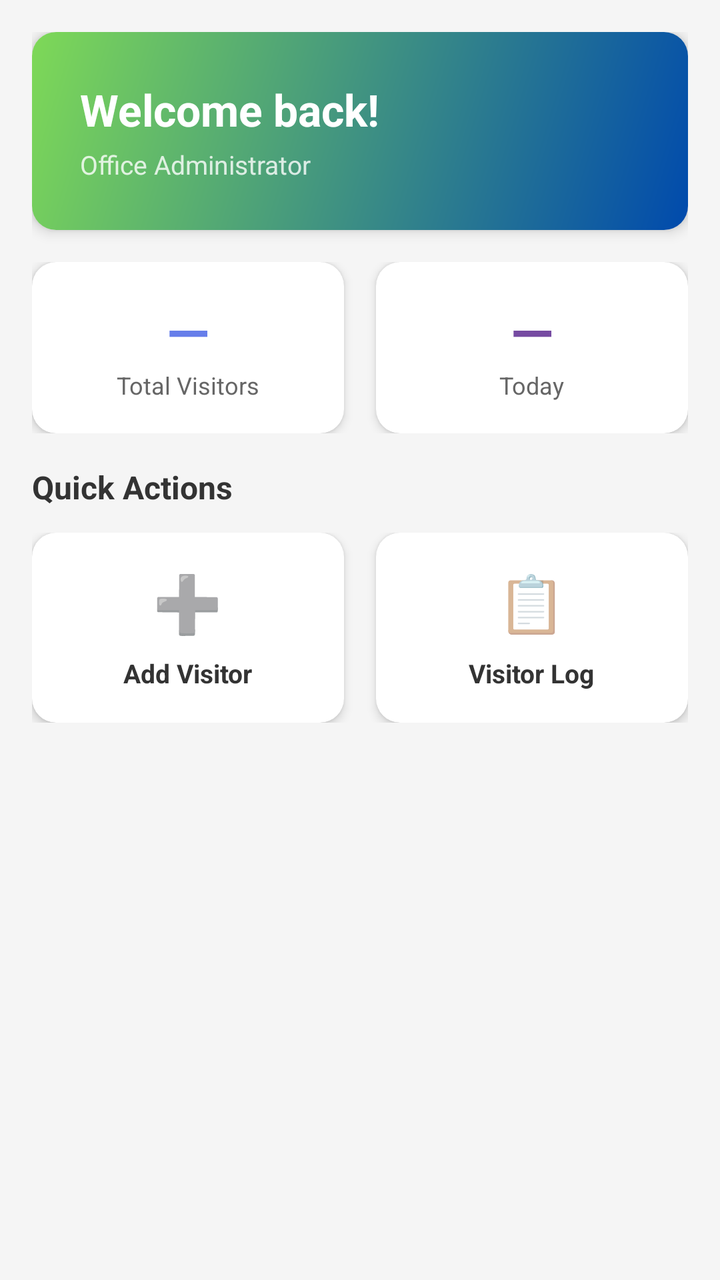
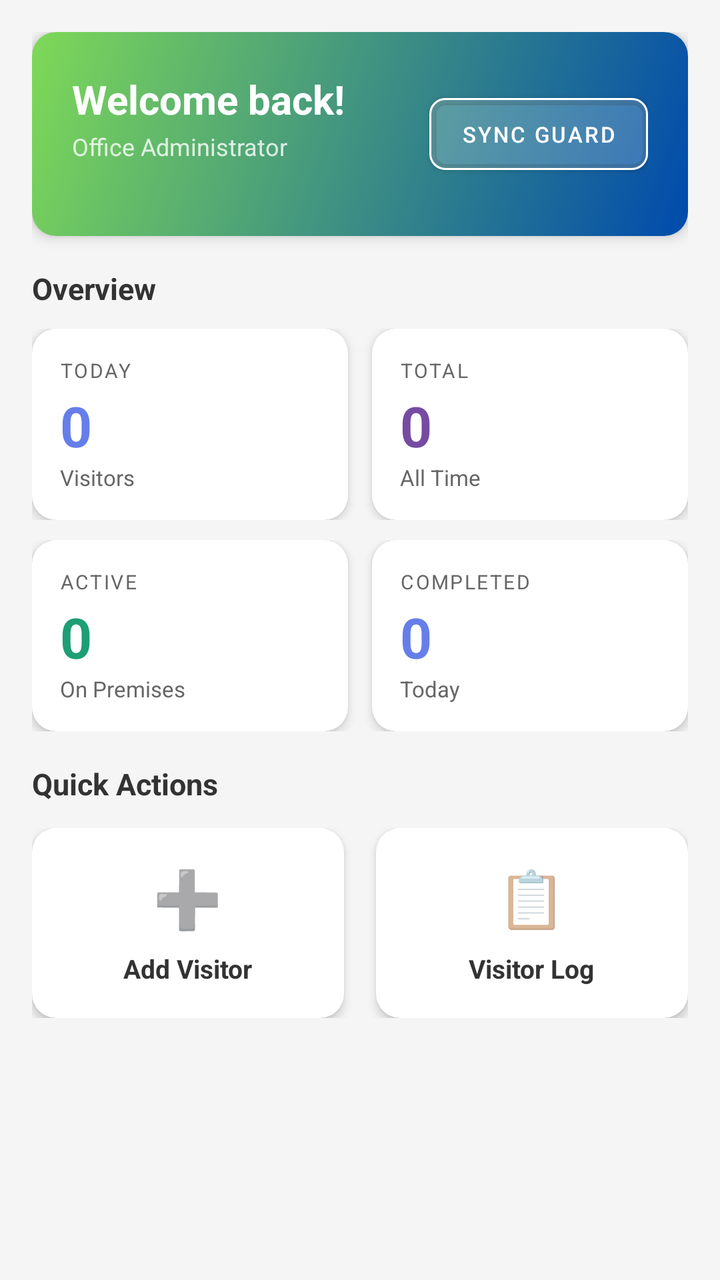

Screens rendered from an Android XML layout before and after an edit, with the pre-edit source and the edit as a unified diff.
<!-- AndroidManifest.xml: application theme Theme.LogPoint -->
<!-- res/layout/fragment_dashboard.xml -->
<?xml version="1.0" encoding="utf-8"?>
<ScrollView xmlns:android="http://schemas.android.com/apk/res/android"
    android:layout_width="match_parent"
    android:layout_height="match_parent"
    android:background="@color/bg_light"
    android:padding="16dp">

    <LinearLayout
        android:layout_width="match_parent"
        android:layout_height="wrap_content"
        android:orientation="vertical">

        
        <androidx.cardview.widget.CardView
            android:layout_width="match_parent"
            android:layout_height="wrap_content"
            android:layout_marginBottom="16dp"
            app:cardCornerRadius="12dp"
            app:cardElevation="4dp"
            xmlns:app="http://schemas.android.com/apk/res-auto">

            <LinearLayout
                android:layout_width="match_parent"
                android:layout_height="wrap_content"
                android:orientation="vertical"
                android:background="@drawable/gradient_button"
                android:padding="24dp">

                <TextView
                    android:id="@+id/tvWelcomeName"
                    android:layout_width="wrap_content"
                    android:layout_height="wrap_content"
                    android:text="Welcome back!"
                    android:textColor="@color/white"
                    android:textSize="22sp"
                    android:textStyle="bold" />

                <TextView
                    android:id="@+id/tvWelcomeRole"
                    android:layout_width="wrap_content"
                    android:layout_height="wrap_content"
                    android:text="Office Administrator"
                    android:textColor="#CCffffff"
                    android:textSize="13sp"
                    android:layout_marginTop="4dp" />

            </LinearLayout>
        </androidx.cardview.widget.CardView>

        
        <LinearLayout
            android:layout_width="match_parent"
            android:layout_height="wrap_content"
            android:orientation="horizontal"
            android:layout_marginBottom="16dp">

            
            <androidx.cardview.widget.CardView
                android:layout_width="0dp"
                android:layout_height="wrap_content"
                android:layout_weight="1"
                android:layout_marginEnd="8dp"
                app:cardCornerRadius="12dp"
                app:cardElevation="3dp"
                xmlns:app="http://schemas.android.com/apk/res-auto">
                <LinearLayout
                    android:layout_width="match_parent"
                    android:layout_height="wrap_content"
                    android:orientation="vertical"
                    android:padding="16dp"
                    android:gravity="center">
                    <TextView
                        android:id="@+id/tvTotalVisitors"
                        android:layout_width="wrap_content"
                        android:layout_height="wrap_content"
                        android:text="—"
                        android:textSize="28sp"
                        android:textStyle="bold"
                        android:textColor="@color/primary_dark" />
                    <TextView
                        android:layout_width="wrap_content"
                        android:layout_height="wrap_content"
                        android:text="Total Visitors"
                        android:textSize="12sp"
                        android:textColor="@color/text_light" />
                </LinearLayout>
            </androidx.cardview.widget.CardView>

            
            <androidx.cardview.widget.CardView
                android:layout_width="0dp"
                android:layout_height="wrap_content"
                android:layout_weight="1"
                android:layout_marginStart="8dp"
                app:cardCornerRadius="12dp"
                app:cardElevation="3dp"
                xmlns:app="http://schemas.android.com/apk/res-auto">
                <LinearLayout
                    android:layout_width="match_parent"
                    android:layout_height="wrap_content"
                    android:orientation="vertical"
                    android:padding="16dp"
                    android:gravity="center">
                    <TextView
                        android:id="@+id/tvTodayVisitors"
                        android:layout_width="wrap_content"
                        android:layout_height="wrap_content"
                        android:text="—"
                        android:textSize="28sp"
                        android:textStyle="bold"
                        android:textColor="@color/primary_light" />
                    <TextView
                        android:layout_width="wrap_content"
                        android:layout_height="wrap_content"
                        android:text="Today"
                        android:textSize="12sp"
                        android:textColor="@color/text_light" />
                </LinearLayout>
            </androidx.cardview.widget.CardView>

        </LinearLayout>

        
        <TextView
            android:layout_width="wrap_content"
            android:layout_height="wrap_content"
            android:text="Quick Actions"
            android:textSize="16sp"
            android:textStyle="bold"
            android:textColor="@color/text_dark"
            android:layout_marginBottom="12dp" />

        <LinearLayout
            android:layout_width="match_parent"
            android:layout_height="wrap_content"
            android:orientation="horizontal">

            <androidx.cardview.widget.CardView
                android:id="@+id/cardAddVisitor"
                android:layout_width="0dp"
                android:layout_height="wrap_content"
                android:layout_weight="1"
                android:layout_marginEnd="8dp"
                android:clickable="true"
                android:focusable="true"
                app:cardCornerRadius="12dp"
                app:cardElevation="3dp"
                xmlns:app="http://schemas.android.com/apk/res-auto">
                <LinearLayout
                    android:layout_width="match_parent"
                    android:layout_height="wrap_content"
                    android:orientation="vertical"
                    android:padding="16dp"
                    android:gravity="center">
                    <TextView android:layout_width="wrap_content" android:layout_height="wrap_content"
                        android:text="➕" android:textSize="28sp" android:layout_marginBottom="8dp" />
                    <TextView android:layout_width="wrap_content" android:layout_height="wrap_content"
                        android:text="Add Visitor" android:textSize="13sp"
                        android:textColor="@color/text_dark" android:textStyle="bold" />
                </LinearLayout>
            </androidx.cardview.widget.CardView>

            <androidx.cardview.widget.CardView
                android:id="@+id/cardVisitorLog"
                android:layout_width="0dp"
                android:layout_height="wrap_content"
                android:layout_weight="1"
                android:layout_marginStart="8dp"
                android:clickable="true"
                android:focusable="true"
                app:cardCornerRadius="12dp"
                app:cardElevation="3dp"
                xmlns:app="http://schemas.android.com/apk/res-auto">
                <LinearLayout
                    android:layout_width="match_parent"
                    android:layout_height="wrap_content"
                    android:orientation="vertical"
                    android:padding="16dp"
                    android:gravity="center">
                    <TextView android:layout_width="wrap_content" android:layout_height="wrap_content"
                        android:text="📋" android:textSize="28sp" android:layout_marginBottom="8dp" />
                    <TextView android:layout_width="wrap_content" android:layout_height="wrap_content"
                        android:text="Visitor Log" android:textSize="13sp"
                        android:textColor="@color/text_dark" android:textStyle="bold" />
                </LinearLayout>
            </androidx.cardview.widget.CardView>

        </LinearLayout>

    </LinearLayout>
</ScrollView>
<!-- resources referenced by this layout -->
<resources>
  <color name="bg_light">#F5F5F5</color>
  <color name="primary_dark">#667EEA</color>
  <color name="primary_light">#764BA2</color>
  <color name="text_dark">#333333</color>
  <color name="text_light">#666666</color>
  <color name="white">#FFFFFF</color>
  <!-- drawable gradient_button (drawable) -->
  <?xml version="1.0" encoding="utf-8"?>
  <shape xmlns:android="http://schemas.android.com/apk/res/android">
      <gradient
          android:angle="135"
          android:startColor="#004aad"
          android:endColor="#7ed957" />
      <corners android:radius="5dp" />
      <padding
          android:left="12dp"
          android:top="12dp"
          android:right="12dp"
          android:bottom="12dp" />
  </shape>
  <style name="Theme.LogPoint" parent="Theme.MaterialComponents.DayNight.NoActionBar">
          
          <item name="colorPrimary">@color/primary_dark</item>
          <item name="colorPrimaryVariant">@color/primary_light</item>
          <item name="colorOnPrimary">@color/white</item>
  
          
          <item name="colorError">@color/error</item>
  
          
          <item name="android:colorBackground">@color/bg_light</item>
      </style>
  <color name="error">#F44336</color>
</resources>

<!-- the commit's change to res/layout/fragment_dashboard.xml (unified diff, before → after) -->
@@ -1,5 +1,6 @@
 <?xml version="1.0" encoding="utf-8"?>
 <ScrollView xmlns:android="http://schemas.android.com/apk/res/android"
+    xmlns:app="http://schemas.android.com/apk/res-auto"
     android:layout_width="match_parent"
     android:layout_height="match_parent"
     android:background="@color/bg_light"
@@ -16,116 +17,361 @@
             android:layout_height="wrap_content"
             android:layout_marginBottom="16dp"
             app:cardCornerRadius="12dp"
-            app:cardElevation="4dp"
-            xmlns:app="http://schemas.android.com/apk/res-auto">
+            app:cardElevation="4dp">
+
+            <RelativeLayout
+                android:layout_width="match_parent"
+                android:layout_height="wrap_content"
+                android:background="@drawable/gradient_button"
+                android:padding="20dp">
+
+                <LinearLayout
+                    android:id="@+id/llWelcomeText"
+                    android:layout_width="wrap_content"
+                    android:layout_height="wrap_content"
+                    android:orientation="vertical"
+                    android:layout_centerVertical="true">
+
+                    <TextView
+                        android:id="@+id/tvWelcomeName"
+                        android:layout_width="wrap_content"
+                        android:layout_height="wrap_content"
+                        android:text="Welcome back!"
+                        android:textColor="@color/white"
+                        android:textSize="20sp"
+                        android:textStyle="bold" />
+
+                    <TextView
+                        android:id="@+id/tvWelcomeRole"
+                        android:layout_width="wrap_content"
+                        android:layout_height="wrap_content"
+                        android:text="Office Administrator"
+                        android:textColor="#CCffffff"
+                        android:textSize="12sp"
+                        android:layout_marginTop="2dp" />
+
+                    <TextView
+                        android:id="@+id/tvWelcomeDate"
+                        android:layout_width="wrap_content"
+                        android:layout_height="wrap_content"
+                        android:text=""
+                        android:textColor="#99ffffff"
+                        android:textSize="11sp"
+                        android:layout_marginTop="2dp" />
+                </LinearLayout>
+
+                <com.google.android.material.button.MaterialButton
+                    android:id="@+id/btnSyncGuard"
+                    android:layout_width="wrap_content"
+                    android:layout_height="wrap_content"
+                    android:text="SYNC GUARD"
+                    android:textSize="11sp"
+                    android:textColor="@color/white"
+                    android:layout_alignParentEnd="true"
+                    android:layout_centerVertical="true"
+                    app:backgroundTint="#33ffffff"
+                    app:strokeColor="@color/white"
+                    app:strokeWidth="1dp"
+                    app:cornerRadius="8dp" />
+
+            </RelativeLayout>
+        </androidx.cardview.widget.CardView>
+
+        
+        <TextView
+            android:layout_width="wrap_content"
+            android:layout_height="wrap_content"
+            android:text="Overview"
+            android:textSize="15sp"
+            android:textStyle="bold"
+            android:textColor="@color/text_dark"
+            android:layout_marginBottom="10dp" />
+
+        
+        <LinearLayout
+            android:layout_width="match_parent"
+            android:layout_height="wrap_content"
+            android:orientation="horizontal"
+            android:layout_marginBottom="10dp">
+
+            <androidx.cardview.widget.CardView
+                android:layout_width="0dp"
+                android:layout_height="wrap_content"
+                android:layout_weight="1"
+                android:layout_marginEnd="6dp"
+                app:cardCornerRadius="12dp"
+                app:cardElevation="3dp">
+                <LinearLayout
+                    android:layout_width="match_parent"
+                    android:layout_height="wrap_content"
+                    android:orientation="vertical"
+                    android:padding="14dp">
+                    <TextView
+                        android:layout_width="wrap_content"
+                        android:layout_height="wrap_content"
+                        android:text="TODAY"
+                        android:textSize="10sp"
+                        android:textColor="@color/text_light"
+                        android:letterSpacing="0.08" />
+                    <TextView
+                        android:id="@+id/tvTodayVisitors"
+                        android:layout_width="wrap_content"
+                        android:layout_height="wrap_content"
+                        android:text="0"
+                        android:textSize="28sp"
+                        android:textStyle="bold"
+                        android:textColor="@color/primary_dark"
+                        android:layout_marginTop="2dp" />
+                    <TextView
+                        android:layout_width="wrap_content"
+                        android:layout_height="wrap_content"
+                        android:text="Visitors"
+                        android:textSize="11sp"
+                        android:textColor="@color/text_light" />
+                </LinearLayout>
+            </androidx.cardview.widget.CardView>
+
+            <androidx.cardview.widget.CardView
+                android:layout_width="0dp"
+                android:layout_height="wrap_content"
+                android:layout_weight="1"
+                android:layout_marginStart="6dp"
+                app:cardCornerRadius="12dp"
+                app:cardElevation="3dp">
+                <LinearLayout
+                    android:layout_width="match_parent"
+                    android:layout_height="wrap_content"
+                    android:orientation="vertical"
+                    android:padding="14dp">
+                    <TextView
+                        android:layout_width="wrap_content"
+                        android:layout_height="wrap_content"
+                        android:text="TOTAL"
+                        android:textSize="10sp"
+                        android:textColor="@color/text_light"
+                        android:letterSpacing="0.08" />
+                    <TextView
+                        android:id="@+id/tvTotalVisitors"
+                        android:layout_width="wrap_content"
+                        android:layout_height="wrap_content"
+                        android:text="0"
+                        android:textSize="28sp"
+                        android:textStyle="bold"
+                        android:textColor="@color/primary_light"
+                        android:layout_marginTop="2dp" />
+                    <TextView
+                        android:layout_width="wrap_content"
+                        android:layout_height="wrap_content"
+                        android:text="All Time"
+                        android:textSize="11sp"
+                        android:textColor="@color/text_light" />
+                </LinearLayout>
+            </androidx.cardview.widget.CardView>
+
+        </LinearLayout>
+
+        
+        <LinearLayout
+            android:layout_width="match_parent"
+            android:layout_height="wrap_content"
+            android:orientation="horizontal"
+            android:layout_marginBottom="16dp">
+
+            <androidx.cardview.widget.CardView
+                android:layout_width="0dp"
+                android:layout_height="wrap_content"
+                android:layout_weight="1"
+                android:layout_marginEnd="6dp"
+                app:cardCornerRadius="12dp"
+                app:cardElevation="3dp">
+                <LinearLayout
+                    android:layout_width="match_parent"
+                    android:layout_height="wrap_content"
+                    android:orientation="vertical"
+                    android:padding="14dp">
+                    <TextView
+                        android:layout_width="wrap_content"
+                        android:layout_height="wrap_content"
+                        android:text="ACTIVE"
+                        android:textSize="10sp"
+                        android:textColor="@color/text_light"
+                        android:letterSpacing="0.08" />
+                    <TextView
+                        android:id="@+id/tvActiveVisitors"
+                        android:layout_width="wrap_content"
+                        android:layout_height="wrap_content"
+                        android:text="0"
+                        android:textSize="28sp"
+                        android:textStyle="bold"
+                        android:textColor="#1D9E75"
+                        android:layout_marginTop="2dp" />
+                    <TextView
+                        android:layout_width="wrap_content"
+                        android:layout_height="wrap_content"
+                        android:text="On Premises"
+                        android:textSize="11sp"
+                        android:textColor="@color/text_light" />
+                </LinearLayout>
+            </androidx.cardview.widget.CardView>
+
+            <androidx.cardview.widget.CardView
+                android:layout_width="0dp"
+                android:layout_height="wrap_content"
+                android:layout_weight="1"
+                android:layout_marginStart="6dp"
+                app:cardCornerRadius="12dp"
+                app:cardElevation="3dp">
+                <LinearLayout
+                    android:layout_width="match_parent"
+                    android:layout_height="wrap_content"
+                    android:orientation="vertical"
+                    android:padding="14dp">
+                    <TextView
+                        android:layout_width="wrap_content"
+                        android:layout_height="wrap_content"
+                        android:text="COMPLETED"
+                        android:textSize="10sp"
+                        android:textColor="@color/text_light"
+                        android:letterSpacing="0.08" />
+                    <TextView
+                        android:id="@+id/tvCompletedToday"
+                        android:layout_width="wrap_content"
+                        android:layout_height="wrap_content"
+                        android:text="0"
+                        android:textSize="28sp"
+                        android:textStyle="bold"
+                        android:textColor="@color/primary_dark"
+                        android:layout_marginTop="2dp" />
+                    <TextView
+                        android:layout_width="wrap_content"
+                        android:layout_height="wrap_content"
+                        android:text="Today"
+                        android:textSize="11sp"
+                        android:textColor="@color/text_light" />
+                </LinearLayout>
+            </androidx.cardview.widget.CardView>
+
+        </LinearLayout>
+
+        
+        <androidx.cardview.widget.CardView
+            android:id="@+id/cardSyncedLogs"
+            android:layout_width="match_parent"
+            android:layout_height="wrap_content"
+            android:layout_marginBottom="16dp"
+            android:visibility="gone"
+            app:cardCornerRadius="12dp"
+            app:cardElevation="3dp">
 
             <LinearLayout
                 android:layout_width="match_parent"
                 android:layout_height="wrap_content"
                 android:orientation="vertical"
-                android:background="@drawable/gradient_button"
-                android:padding="24dp">
-
-                <TextView
-                    android:id="@+id/tvWelcomeName"
-                    android:layout_width="wrap_content"
-                    android:layout_height="wrap_content"
-                    android:text="Welcome back!"
-                    android:textColor="@color/white"
-                    android:textSize="22sp"
-                    android:textStyle="bold" />
-
-                <TextView
-                    android:id="@+id/tvWelcomeRole"
-                    android:layout_width="wrap_content"
-                    android:layout_height="wrap_content"
-                    android:text="Office Administrator"
-                    android:textColor="#CCffffff"
-                    android:textSize="13sp"
-                    android:layout_marginTop="4dp" />
+                android:padding="14dp">
+
+                <LinearLayout
+                    android:layout_width="match_parent"
+                    android:layout_height="wrap_content"
+                    android:orientation="horizontal"
+                    android:gravity="center_vertical"
+                    android:layout_marginBottom="10dp">
+
+                    <TextView
+                        android:id="@+id/tvSyncedLogsTitle"
+                        android:layout_width="0dp"
+                        android:layout_height="wrap_content"
+                        android:layout_weight="1"
+                        android:text="🛡 Synced Guard Logs"
+                        android:textSize="13sp"
+                        android:textStyle="bold"
+                        android:textColor="@color/text_dark" />
+
+                    <TextView
+                        android:id="@+id/tvSyncedLogsCount"
+                        android:layout_width="wrap_content"
+                        android:layout_height="wrap_content"
+                        android:text="0 records"
+                        android:textSize="11sp"
+                        android:textColor="@color/white"
+                        android:background="@drawable/badge_background"
+                        android:paddingStart="8dp"
+                        android:paddingEnd="8dp"
+                        android:paddingTop="3dp"
+                        android:paddingBottom="3dp"
+                        android:layout_marginEnd="8dp" />
+
+                    <TextView
+                        android:id="@+id/tvClearSync"
+                        android:layout_width="wrap_content"
+                        android:layout_height="wrap_content"
+                        android:text="× Clear"
+                        android:textSize="12sp"
+                        android:textColor="@color/text_light"
+                        android:clickable="true"
+                        android:focusable="true" />
+                </LinearLayout>
+
+                
+                <LinearLayout
+                    android:id="@+id/llGuardInfo"
+                    android:layout_width="match_parent"
+                    android:layout_height="wrap_content"
+                    android:orientation="horizontal"
+                    android:gravity="center_vertical"
+                    android:layout_marginBottom="10dp">
+
+                    <TextView
+                        android:id="@+id/tvGuardInitial"
+                        android:layout_width="36dp"
+                        android:layout_height="36dp"
+                        android:gravity="center"
+                        android:text="G"
+                        android:textColor="@color/white"
+                        android:textSize="16sp"
+                        android:textStyle="bold"
+                        android:background="@drawable/avatar_background"
+                        android:layout_marginEnd="10dp" />
+
+                    <LinearLayout
+                        android:layout_width="wrap_content"
+                        android:layout_height="wrap_content"
+                        android:orientation="vertical">
+
+                        <TextView
+                            android:id="@+id/tvGuardName"
+                            android:layout_width="wrap_content"
+                            android:layout_height="wrap_content"
+                            android:text="Guard Name"
+                            android:textSize="13sp"
+                            android:textStyle="bold"
+                            android:textColor="@color/text_dark" />
+
+                        <TextView
+                            android:id="@+id/tvGuardLogMeta"
+                            android:layout_width="wrap_content"
+                            android:layout_height="wrap_content"
+                            android:text="0 logs"
+                            android:textSize="11sp"
+                            android:textColor="@color/text_light" />
+                    </LinearLayout>
+                </LinearLayout>
+
+                
+                <LinearLayout
+                    android:id="@+id/llSyncedLogRows"
+                    android:layout_width="match_parent"
+                    android:layout_height="wrap_content"
+                    android:orientation="vertical" />
 
             </LinearLayout>
         </androidx.cardview.widget.CardView>
 
         
-        <LinearLayout
-            android:layout_width="match_parent"
-            android:layout_height="wrap_content"
-            android:orientation="horizontal"
-            android:layout_marginBottom="16dp">
-
-            
-            <androidx.cardview.widget.CardView
-                android:layout_width="0dp"
-                android:layout_height="wrap_content"
-                android:layout_weight="1"
-                android:layout_marginEnd="8dp"
-                app:cardCornerRadius="12dp"
-                app:cardElevation="3dp"
-                xmlns:app="http://schemas.android.com/apk/res-auto">
-                <LinearLayout
-                    android:layout_width="match_parent"
-                    android:layout_height="wrap_content"
-                    android:orientation="vertical"
-                    android:padding="16dp"
-                    android:gravity="center">
-                    <TextView
-                        android:id="@+id/tvTotalVisitors"
-                        android:layout_width="wrap_content"
-                        android:layout_height="wrap_content"
-                        android:text="—"
-                        android:textSize="28sp"
-                        android:textStyle="bold"
-                        android:textColor="@color/primary_dark" />
-                    <TextView
-                        android:layout_width="wrap_content"
-                        android:layout_height="wrap_content"
-                        android:text="Total Visitors"
-                        android:textSize="12sp"
-                        android:textColor="@color/text_light" />
-                </LinearLayout>
-            </androidx.cardview.widget.CardView>
-
-            
-            <androidx.cardview.widget.CardView
-                android:layout_width="0dp"
-                android:layout_height="wrap_content"
-                android:layout_weight="1"
-                android:layout_marginStart="8dp"
-                app:cardCornerRadius="12dp"
-                app:cardElevation="3dp"
-                xmlns:app="http://schemas.android.com/apk/res-auto">
-                <LinearLayout
-                    android:layout_width="match_parent"
-                    android:layout_height="wrap_content"
-                    android:orientation="vertical"
-                    android:padding="16dp"
-                    android:gravity="center">
-                    <TextView
-                        android:id="@+id/tvTodayVisitors"
-                        android:layout_width="wrap_content"
-                        android:layout_height="wrap_content"
-                        android:text="—"
-                        android:textSize="28sp"
-                        android:textStyle="bold"
-                        android:textColor="@color/primary_light" />
-                    <TextView
-                        android:layout_width="wrap_content"
-                        android:layout_height="wrap_content"
-                        android:text="Today"
-                        android:textSize="12sp"
-                        android:textColor="@color/text_light" />
-                </LinearLayout>
-            </androidx.cardview.widget.CardView>
-
-        </LinearLayout>
-
-        
         <TextView
             android:layout_width="wrap_content"
             android:layout_height="wrap_content"
             android:text="Quick Actions"
-            android:textSize="16sp"
+            android:textSize="15sp"
             android:textStyle="bold"
             android:textColor="@color/text_dark"
             android:layout_marginBottom="12dp" />
@@ -144,8 +390,7 @@
                 android:clickable="true"
                 android:focusable="true"
                 app:cardCornerRadius="12dp"
-                app:cardElevation="3dp"
-                xmlns:app="http://schemas.android.com/apk/res-auto">
+                app:cardElevation="3dp">
                 <LinearLayout
                     android:layout_width="match_parent"
                     android:layout_height="wrap_content"
@@ -169,8 +414,7 @@
                 android:clickable="true"
                 android:focusable="true"
                 app:cardCornerRadius="12dp"
-                app:cardElevation="3dp"
-                xmlns:app="http://schemas.android.com/apk/res-auto">
+                app:cardElevation="3dp">
                 <LinearLayout
                     android:layout_width="match_parent"
                     android:layout_height="wrap_content"
<!-- resource entries referenced after the edit -->
@@ -6,6 +6,18 @@
   <color name="text_dark">#333333</color>
   <color name="text_light">#666666</color>
   <color name="white">#FFFFFF</color>
+  <!-- drawable avatar_background (drawable) -->
+  <?xml version="1.0" encoding="utf-8"?>
+  <shape xmlns:android="http://schemas.android.com/apk/res/android"
+      android:shape="oval">
+      <solid android:color="@color/primary_dark" />
+  </shape>
+  <!-- drawable badge_background (drawable) -->
+  <?xml version="1.0" encoding="utf-8"?>
+  <shape xmlns:android="http://schemas.android.com/apk/res/android">
+      <solid android:color="@color/primary_dark" />
+      <corners android:radius="20dp" />
+  </shape>
   <!-- drawable gradient_button (drawable) -->
   <?xml version="1.0" encoding="utf-8"?>
   <shape xmlns:android="http://schemas.android.com/apk/res/android">
